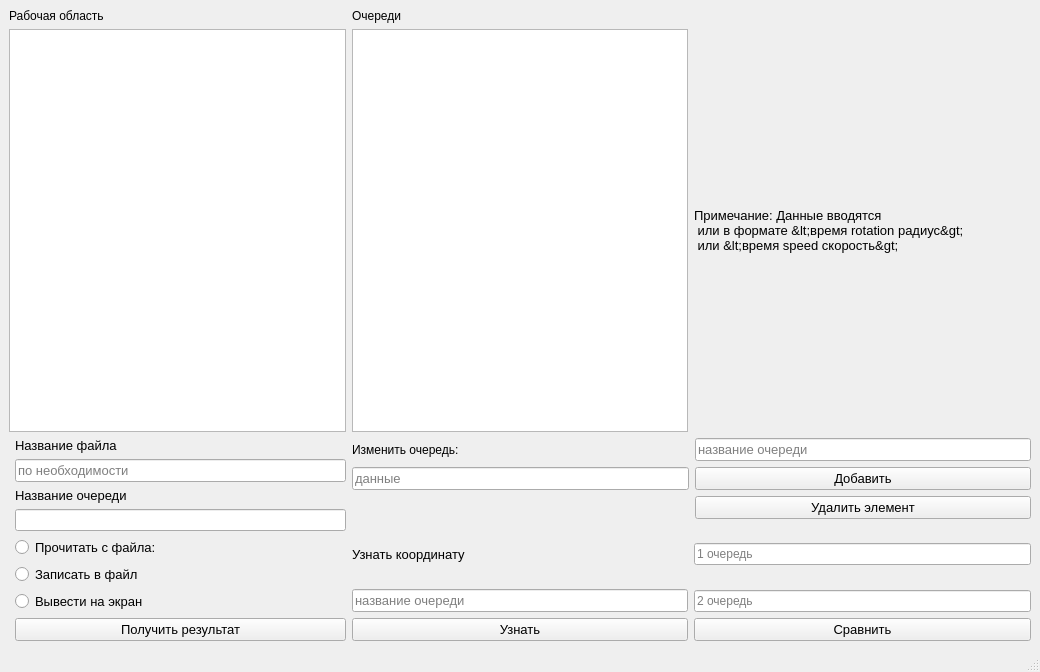
This is QTLaba01/mainwindow.ui in Darinochka/Laba1_OOP as Qt 5 draws it before an edit. The edited form follows.
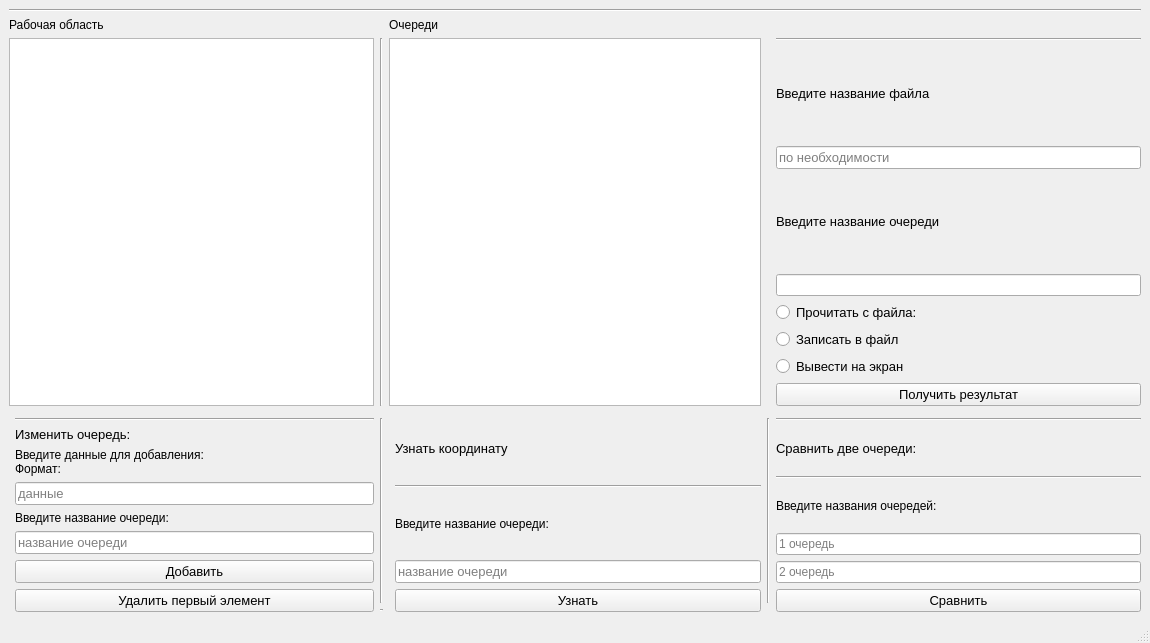
This is the edited form.

Diff of the .ui file:
```diff
--- a/QTLaba01/mainwindow.ui
+++ b/QTLaba01/mainwindow.ui
@@ -6,8 +6,8 @@
    <rect>
     <x>0</x>
     <y>0</y>
-    <width>1040</width>
-    <height>672</height>
+    <width>1150</width>
+    <height>643</height>
    </rect>
   </property>
   <property name="windowTitle">
@@ -15,265 +15,159 @@
   </property>
   <widget class="QWidget" name="centralwidget">
    <layout class="QGridLayout" name="gridLayout_7">
-    <item row="0" column="0">
+    <item row="1" column="0">
+     <widget class="Line" name="line_2">
+      <property name="orientation">
+       <enum>Qt::Horizontal</enum>
+      </property>
+     </widget>
+    </item>
+    <item row="2" column="0">
      <layout class="QGridLayout" name="gridLayout_6">
-      <item row="2" column="1" colspan="2">
-       <layout class="QGridLayout" name="gridLayout_2">
-        <item row="0" column="0">
-         <widget class="QLabel" name="label_3">
-          <property name="font">
-           <font>
-            <family>Arial</family>
-            <pointsize>9</pointsize>
-            <italic>false</italic>
-           </font>
+      <item row="1" column="5">
+       <layout class="QVBoxLayout" name="verticalLayout_3">
+        <item>
+         <widget class="Line" name="line_3">
+          <property name="orientation">
+           <enum>Qt::Horizontal</enum>
           </property>
-          <property name="layoutDirection">
-           <enum>Qt::LeftToRight</enum>
-          </property>
-          <property name="autoFillBackground">
-           <bool>true</bool>
-          </property>
-          <property name="text">
-           <string>Изменить очередь:</string>
-          </property>
          </widget>
         </item>
-        <item row="0" column="3">
-         <widget class="QLineEdit" name="lineEdit_3">
-          <property name="font">
-           <font>
-            <family>Arial</family>
-            <pointsize>10</pointsize>
-           </font>
-          </property>
-          <property name="text">
-           <string/>
-          </property>
-          <property name="placeholderText">
-           <string>название очереди</string>
-          </property>
-         </widget>
-        </item>
-        <item row="3" column="3">
-         <widget class="QPushButton" name="pushButton_2">
-          <property name="font">
-           <font>
-            <family>Arial</family>
-            <pointsize>10</pointsize>
-           </font>
-          </property>
-          <property name="text">
-           <string>Добавить</string>
-          </property>
-         </widget>
-        </item>
-        <item row="3" column="0">
-         <widget class="QLineEdit" name="lineEdit_4">
-          <property name="font">
-           <font>
-            <family>Arial</family>
-            <pointsize>10</pointsize>
-           </font>
-          </property>
-          <property name="placeholderText">
-           <string>данные</string>
-          </property>
-         </widget>
-        </item>
-        <item row="4" column="3">
-         <widget class="QPushButton" name="pushButton_3">
-          <property name="font">
-           <font>
-            <family>Arial</family>
-            <pointsize>10</pointsize>
-           </font>
-          </property>
-          <property name="text">
-           <string>Удалить элемент</string>
-          </property>
-         </widget>
-        </item>
-       </layout>
-      </item>
-      <item row="2" column="0" rowspan="2">
-       <layout class="QFormLayout" name="formLayout_2">
-        <item row="0" column="1">
-         <layout class="QGridLayout" name="gridLayout_5">
-          <item row="1" column="0">
-           <layout class="QGridLayout" name="gridLayout_3">
-            <item row="4" column="0">
-             <widget class="QLineEdit" name="lineEdit_2">
-              <property name="font">
-               <font>
-                <family>Arial</family>
-                <pointsize>9</pointsize>
-               </font>
-              </property>
-             </widget>
-            </item>
-            <item row="6" column="0">
-             <widget class="QPushButton" name="pushButton">
-              <property name="font">
-               <font>
-                <family>Arial</family>
-                <pointsize>10</pointsize>
-               </font>
-              </property>
-              <property name="text">
-               <string>Получить результат</string>
-              </property>
-             </widget>
-            </item>
+        <item>
+         <layout class="QGridLayout" name="gridLayout_3">
+          <item row="4" column="0">
+           <widget class="QLineEdit" name="queue_name_get">
+            <property name="font">
+             <font>
+              <family>Arial</family>
+              <pointsize>9</pointsize>
+             </font>
+            </property>
+           </widget>
+          </item>
+          <item row="5" column="0">
+           <layout class="QGridLayout" name="griddLayout">
             <item row="2" column="0">
-             <widget class="QLineEdit" name="lineEdit">
+             <widget class="QRadioButton" name="radioButton_show">
               <property name="font">
                <font>
                 <family>Arial</family>
                 <pointsize>10</pointsize>
                </font>
               </property>
-              <property name="placeholderText">
-               <string>по необходимости</string>
+              <property name="autoFillBackground">
+               <bool>true</bool>
+              </property>
+              <property name="text">
+               <string>Вывести на экран</string>
+              </property>
+             </widget>
+            </item>
+            <item row="1" column="0">
+             <widget class="QRadioButton" name="radioButton_write">
+              <property name="font">
+               <font>
+                <family>Arial</family>
+                <pointsize>10</pointsize>
+               </font>
+              </property>
+              <property name="autoFillBackground">
+               <bool>true</bool>
+              </property>
+              <property name="text">
+               <string>Записать в файл</string>
               </property>
              </widget>
             </item>
             <item row="0" column="0">
-             <widget class="QLabel" name="label">
+             <widget class="QRadioButton" name="radioButton_read">
               <property name="font">
                <font>
                 <family>Arial</family>
                 <pointsize>10</pointsize>
                </font>
               </property>
-              <property name="autoFillBackground">
-               <bool>true</bool>
+              <property name="tabletTracking">
+               <bool>false</bool>
               </property>
-              <property name="text">
-               <string>Название файла</string>
-              </property>
-             </widget>
-            </item>
-            <item row="3" column="0">
-             <widget class="QLabel" name="label_2">
-              <property name="font">
-               <font>
-                <family>Arial</family>
-                <pointsize>10</pointsize>
-               </font>
-              </property>
               <property name="autoFillBackground">
                <bool>true</bool>
               </property>
               <property name="text">
-               <string>Название очереди</string>
+               <string>Прочитать с файла:</string>
               </property>
              </widget>
             </item>
-            <item row="5" column="0">
-             <layout class="QGridLayout" name="griddLayout">
-              <item row="2" column="0">
-               <widget class="QRadioButton" name="radioButton_3">
-                <property name="font">
-                 <font>
-                  <family>Arial</family>
-                  <pointsize>10</pointsize>
-                 </font>
-                </property>
-                <property name="autoFillBackground">
-                 <bool>true</bool>
-                </property>
-                <property name="text">
-                 <string>Вывести на экран</string>
-                </property>
-               </widget>
-              </item>
-              <item row="1" column="0">
-               <widget class="QRadioButton" name="radioButton_2">
-                <property name="font">
-                 <font>
-                  <family>Arial</family>
-                  <pointsize>10</pointsize>
-                 </font>
-                </property>
-                <property name="autoFillBackground">
-                 <bool>true</bool>
-                </property>
-                <property name="text">
-                 <string>Записать в файл</string>
-                </property>
-               </widget>
-              </item>
-              <item row="0" column="0">
-               <widget class="QRadioButton" name="radioButton">
-                <property name="font">
-                 <font>
-                  <family>Arial</family>
-                  <pointsize>10</pointsize>
-                 </font>
-                </property>
-                <property name="tabletTracking">
-                 <bool>false</bool>
-                </property>
-                <property name="autoFillBackground">
-                 <bool>true</bool>
-                </property>
-                <property name="text">
-                 <string>Прочитать с файла:</string>
-                </property>
-               </widget>
-              </item>
-             </layout>
-            </item>
            </layout>
           </item>
+          <item row="6" column="0">
+           <widget class="QPushButton" name="get_result">
+            <property name="font">
+             <font>
+              <family>Arial</family>
+              <pointsize>10</pointsize>
+             </font>
+            </property>
+            <property name="text">
+             <string>Получить результат</string>
+            </property>
+           </widget>
+          </item>
+          <item row="2" column="0">
+           <widget class="QLineEdit" name="file_name">
+            <property name="font">
+             <font>
+              <family>Arial</family>
+              <pointsize>10</pointsize>
+             </font>
+            </property>
+            <property name="placeholderText">
+             <string>по необходимости</string>
+            </property>
+           </widget>
+          </item>
+          <item row="3" column="0">
+           <widget class="QLabel" name="label_2">
+            <property name="font">
+             <font>
+              <family>Arial</family>
+              <pointsize>10</pointsize>
+             </font>
+            </property>
+            <property name="autoFillBackground">
+             <bool>true</bool>
+            </property>
+            <property name="text">
+             <string>Введите название очереди</string>
+            </property>
+           </widget>
+          </item>
+          <item row="0" column="0">
+           <widget class="QLabel" name="label">
+            <property name="font">
+             <font>
+              <family>Arial</family>
+              <pointsize>10</pointsize>
+             </font>
+            </property>
+            <property name="autoFillBackground">
+             <bool>true</bool>
+            </property>
+            <property name="text">
+             <string>Введите название файла</string>
+            </property>
+           </widget>
+          </item>
          </layout>
         </item>
        </layout>
       </item>
-      <item row="1" column="1">
-       <widget class="QTextBrowser" name="textBrowser_2">
-        <property name="font">
-         <font>
-          <family>Arial</family>
-          <pointsize>9</pointsize>
-         </font>
-        </property>
-       </widget>
-      </item>
-      <item row="3" column="1">
-       <layout class="QGridLayout" name="gridLayout">
-        <item row="2" column="0">
-         <widget class="QPushButton" name="pushButton_5">
-          <property name="font">
-           <font>
-            <family>Arial</family>
-            <pointsize>10</pointsize>
-           </font>
-          </property>
-          <property name="text">
-           <string>Узнать</string>
-          </property>
-         </widget>
-        </item>
-        <item row="1" column="0">
-         <widget class="QLineEdit" name="lineEdit_6">
-          <property name="font">
-           <font>
-            <family>Arial</family>
-            <pointsize>10</pointsize>
-           </font>
-          </property>
-          <property name="placeholderText">
-           <string>название очереди</string>
-          </property>
-         </widget>
-        </item>
-        <item row="0" column="0">
+      <item row="3" column="3" rowspan="2">
+       <layout class="QVBoxLayout" name="verticalLayout">
+        <item>
          <widget class="QLabel" name="label_7">
           <property name="font">
            <font>
-            <family>Arial</family>
             <pointsize>10</pointsize>
            </font>
           </property>
@@ -285,8 +179,77 @@
           </property>
          </widget>
         </item>
+        <item>
+         <widget class="Line" name="line_4">
+          <property name="orientation">
+           <enum>Qt::Horizontal</enum>
+          </property>
+         </widget>
+        </item>
+        <item>
+         <widget class="QLabel" name="label_10">
+          <property name="font">
+           <font>
+            <family>Arial</family>
+            <pointsize>9</pointsize>
+           </font>
+          </property>
+          <property name="tabletTracking">
+           <bool>false</bool>
+          </property>
+          <property name="autoFillBackground">
+           <bool>true</bool>
+          </property>
+          <property name="text">
+           <string>Введите название очереди:</string>
+          </property>
+         </widget>
+        </item>
+        <item>
+         <widget class="QLineEdit" name="queue_name_coord">
+          <property name="font">
+           <font>
+            <family>Arial</family>
+            <pointsize>10</pointsize>
+           </font>
+          </property>
+          <property name="placeholderText">
+           <string>название очереди</string>
+          </property>
+         </widget>
+        </item>
+        <item>
+         <widget class="QPushButton" name="get_coord">
+          <property name="font">
+           <font>
+            <family>Arial</family>
+            <pointsize>10</pointsize>
+           </font>
+          </property>
+          <property name="text">
+           <string>Узнать</string>
+          </property>
+         </widget>
+        </item>
        </layout>
       </item>
+      <item row="2" column="1">
+       <widget class="Line" name="line_11">
+        <property name="orientation">
+         <enum>Qt::Vertical</enum>
+        </property>
+       </widget>
+      </item>
+      <item row="1" column="2" colspan="2">
+       <widget class="QTextBrowser" name="textBrowser_2">
+        <property name="font">
+         <font>
+          <family>Arial</family>
+          <pointsize>9</pointsize>
+         </font>
+        </property>
+       </widget>
+      </item>
       <item row="1" column="0">
        <widget class="QTextBrowser" name="textBrowser">
         <property name="font">
@@ -297,10 +260,29 @@
         </property>
        </widget>
       </item>
-      <item row="3" column="2">
+      <item row="0" column="0">
+       <widget class="QLabel" name="label_6">
+        <property name="text">
+         <string>Рабочая область</string>
+        </property>
+       </widget>
+      </item>
+      <item row="3" column="5" rowspan="2">
        <layout class="QGridLayout" name="gridLayout_4">
         <item row="3" column="0">
-         <widget class="QPushButton" name="pushButton_4">
+         <widget class="QLabel" name="label_5">
+          <property name="font">
+           <font>
+            <pointsize>9</pointsize>
+           </font>
+          </property>
+          <property name="text">
+           <string>Введите названия очередей:</string>
+          </property>
+         </widget>
+        </item>
+        <item row="8" column="0">
+         <widget class="QPushButton" name="compare">
           <property name="font">
            <font>
             <family>Arial</family>
@@ -312,8 +294,8 @@
           </property>
          </widget>
         </item>
-        <item row="2" column="0">
-         <widget class="QLineEdit" name="lineEdit_8">
+        <item row="5" column="0">
+         <widget class="QLineEdit" name="queue_name_2">
           <property name="font">
            <font>
             <family>Arial</family>
@@ -325,8 +307,8 @@
           </property>
          </widget>
         </item>
-        <item row="0" column="0" rowspan="2">
-         <widget class="QLineEdit" name="lineEdit_9">
+        <item row="4" column="0">
+         <widget class="QLineEdit" name="queue_name_1">
           <property name="font">
            <font>
             <family>Arial</family>
@@ -338,37 +320,181 @@
           </property>
          </widget>
         </item>
+        <item row="0" column="0">
+         <widget class="Line" name="line_5">
+          <property name="orientation">
+           <enum>Qt::Horizontal</enum>
+          </property>
+         </widget>
+        </item>
+        <item row="1" column="0">
+         <widget class="QLabel" name="label_11">
+          <property name="font">
+           <font>
+            <pointsize>10</pointsize>
+           </font>
+          </property>
+          <property name="text">
+           <string>Сравнить две очереди:</string>
+          </property>
+         </widget>
+        </item>
+        <item row="2" column="0">
+         <widget class="Line" name="line_9">
+          <property name="orientation">
+           <enum>Qt::Horizontal</enum>
+          </property>
+         </widget>
+        </item>
        </layout>
       </item>
-      <item row="1" column="2">
-       <widget class="QLabel" name="label_5">
-        <property name="font">
-         <font>
-          <family>Arial</family>
-          <pointsize>10</pointsize>
-         </font>
+      <item row="4" column="1">
+       <widget class="Line" name="line_8">
+        <property name="orientation">
+         <enum>Qt::Horizontal</enum>
         </property>
-        <property name="autoFillBackground">
-         <bool>true</bool>
+       </widget>
+      </item>
+      <item row="1" column="1">
+       <widget class="Line" name="line_10">
+        <property name="orientation">
+         <enum>Qt::Vertical</enum>
         </property>
-        <property name="text">
-         <string>Примечание: Данные вводятся 
- или в формате &lt;время rotation радиус&gt; 
- или &lt;время speed скорость&gt;</string>
-        </property>
        </widget>
       </item>
-      <item row="0" column="1">
+      <item row="0" column="2" colspan="2">
        <widget class="QLabel" name="label_4">
         <property name="text">
          <string>Очереди</string>
         </property>
        </widget>
       </item>
-      <item row="0" column="0">
-       <widget class="QLabel" name="label_6">
-        <property name="text">
-         <string>Рабочая область</string>
+      <item row="3" column="0" rowspan="2">
+       <layout class="QFormLayout" name="formLayout_2">
+        <item row="0" column="1">
+         <layout class="QVBoxLayout" name="verticalLayout_2">
+          <item>
+           <widget class="Line" name="line_6">
+            <property name="orientation">
+             <enum>Qt::Horizontal</enum>
+            </property>
+           </widget>
+          </item>
+          <item>
+           <widget class="QLabel" name="label_3">
+            <property name="font">
+             <font>
+              <pointsize>10</pointsize>
+             </font>
+            </property>
+            <property name="layoutDirection">
+             <enum>Qt::LeftToRight</enum>
+            </property>
+            <property name="autoFillBackground">
+             <bool>true</bool>
+            </property>
+            <property name="text">
+             <string>Изменить очередь:</string>
+            </property>
+           </widget>
+          </item>
+          <item>
+           <widget class="QLabel" name="label_8">
+            <property name="font">
+             <font>
+              <family>Arial</family>
+              <pointsize>9</pointsize>
+             </font>
+            </property>
+            <property name="text">
+             <string>Введите данные для добавления: 
+Формат: &lt;time&gt; &lt;speed | rotation&gt; &lt;value&gt;</string>
+            </property>
+           </widget>
+          </item>
+          <item>
+           <widget class="QLineEdit" name="data_for_add">
+            <property name="font">
+             <font>
+              <family>Arial</family>
+              <pointsize>10</pointsize>
+             </font>
+            </property>
+            <property name="placeholderText">
+             <string>данные</string>
+            </property>
+           </widget>
+          </item>
+          <item>
+           <widget class="QLabel" name="label_9">
+            <property name="font">
+             <font>
+              <family>Arial</family>
+              <pointsize>9</pointsize>
+             </font>
+            </property>
+            <property name="text">
+             <string>Введите название очереди:</string>
+            </property>
+           </widget>
+          </item>
+          <item>
+           <widget class="QLineEdit" name="queue_name_change">
+            <property name="font">
+             <font>
+              <family>Arial</family>
+              <pointsize>10</pointsize>
+             </font>
+            </property>
+            <property name="text">
+             <string/>
+            </property>
+            <property name="placeholderText">
+             <string>название очереди</string>
+            </property>
+           </widget>
+          </item>
+          <item>
+           <widget class="QPushButton" name="add_command">
+            <property name="font">
+             <font>
+              <family>Arial</family>
+              <pointsize>10</pointsize>
+             </font>
+            </property>
+            <property name="text">
+             <string>Добавить</string>
+            </property>
+           </widget>
+          </item>
+          <item>
+           <widget class="QPushButton" name="delete_first">
+            <property name="font">
+             <font>
+              <family>Arial</family>
+              <pointsize>10</pointsize>
+             </font>
+            </property>
+            <property name="text">
+             <string>Удалить первый элемент</string>
+            </property>
+           </widget>
+          </item>
+         </layout>
+        </item>
+       </layout>
+      </item>
+      <item row="3" column="1">
+       <widget class="Line" name="line">
+        <property name="orientation">
+         <enum>Qt::Vertical</enum>
+        </property>
+       </widget>
+      </item>
+      <item row="3" column="4">
+       <widget class="Line" name="line_7">
+        <property name="orientation">
+         <enum>Qt::Vertical</enum>
         </property>
        </widget>
       </item>
```
Left out of the diff: 2 changed lines with no effect on the pictures.
